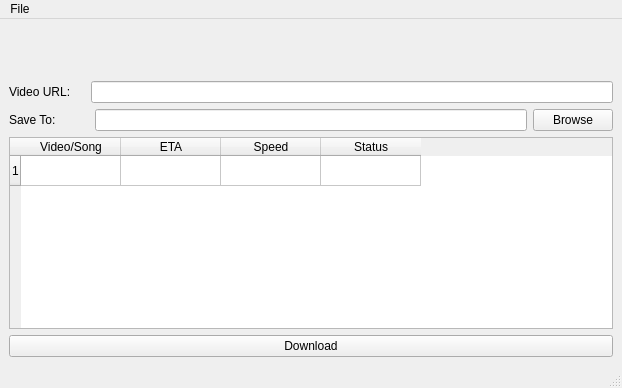
Before: the Qt Designer form resources/gui_qt-designer.ui in yasoob/youtube-dl-GUI, drawn with Qt 5.
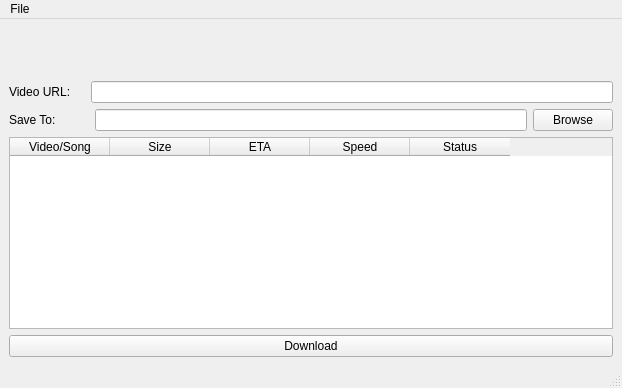
After: the same form once the commit is applied. Icons and pictures are not drawn.

Commit message: added a size column and edited the readme. Bumped the version to 0.3.0

```diff
--- a/resources/gui_qt-designer.ui
+++ b/resources/gui_qt-designer.ui
@@ -133,10 +133,10 @@
          <bool>true</bool>
         </property>
         <property name="rowCount">
-         <number>1</number>
+         <number>0</number>
         </property>
         <property name="columnCount">
-         <number>4</number>
+         <number>5</number>
         </property>
         <attribute name="verticalHeaderDefaultSectionSize">
          <number>30</number>
@@ -147,12 +147,16 @@
         <attribute name="verticalHeaderShowSortIndicator" stdset="0">
          <bool>false</bool>
         </attribute>
-        <row/>
         <column>
          <property name="text">
           <string>Video/Song</string>
          </property>
         </column>
+        <column>
+         <property name="text">
+          <string>Size</string>
+         </property>
+        </column>
         <column>
          <property name="text">
           <string>ETA</string>
```
The commit also changes 4 other files.
